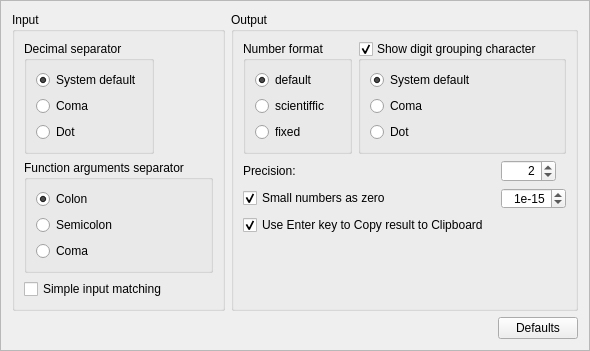
The window that ui/OptionsWidget.ui (jgeudens/MathyResurrected) describes before a commit, drawn with Qt 5.
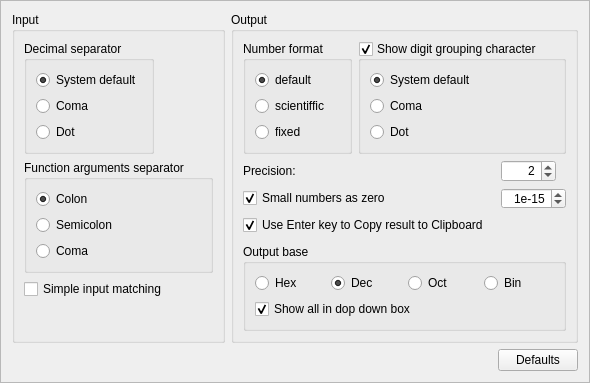
The same window after the commit.

Commit message: Prepared everything for various bases output: setting dialog, main plugin  code and most of evaluator code. Only final conversion from number to string needs to be implemented now.

Patch:
```diff
--- a/ui/OptionsWidget.ui
+++ b/ui/OptionsWidget.ui
@@ -8,7 +8,7 @@
     <x>0</x>
     <y>0</y>
     <width>516</width>
-    <height>305</height>
+    <height>338</height>
    </rect>
   </property>
   <property name="windowTitle">
@@ -406,6 +406,60 @@
           </item>
          </layout>
         </item>
+        <item row="2" column="0" colspan="2">
+         <widget class="QGroupBox" name="groupBox_3">
+          <property name="title">
+           <string>Output base</string>
+          </property>
+          <layout class="QVBoxLayout" name="verticalLayout_3">
+           <item>
+            <layout class="QHBoxLayout" name="horizontalLayout">
+             <item>
+              <widget class="QRadioButton" name="radioButton_HexOutput">
+               <property name="text">
+                <string>Hex</string>
+               </property>
+              </widget>
+             </item>
+             <item>
+              <widget class="QRadioButton" name="radioButton_DecOutput">
+               <property name="text">
+                <string>Dec</string>
+               </property>
+               <property name="checked">
+                <bool>true</bool>
+               </property>
+              </widget>
+             </item>
+             <item>
+              <widget class="QRadioButton" name="radioButton_OctOutput">
+               <property name="text">
+                <string>Oct</string>
+               </property>
+              </widget>
+             </item>
+             <item>
+              <widget class="QRadioButton" name="radioButton_BinOutput">
+               <property name="text">
+                <string>Bin</string>
+               </property>
+              </widget>
+             </item>
+            </layout>
+           </item>
+           <item>
+            <widget class="QCheckBox" name="checkBox_ShowAllBases">
+             <property name="text">
+              <string>Show all in dop down box</string>
+             </property>
+             <property name="checked">
+              <bool>true</bool>
+             </property>
+            </widget>
+           </item>
+          </layout>
+         </widget>
+        </item>
        </layout>
        <zorder>groupBox</zorder>
        <zorder>checkBox_ShowGrouping</zorder>
```
Left out of the diff: 18 changed lines with no effect on the pictures. The commit also changes 7 other files.
